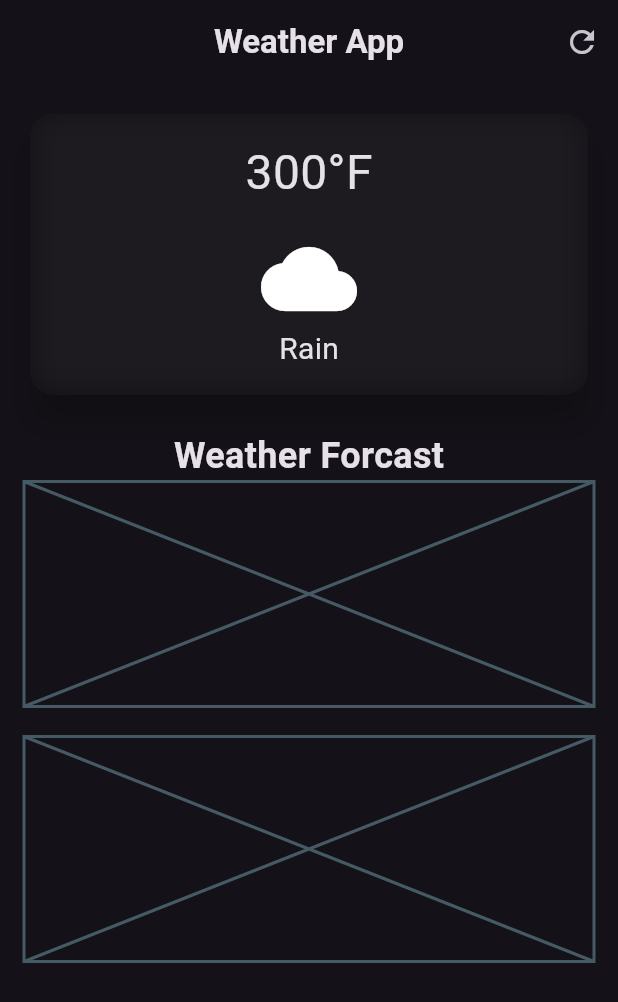
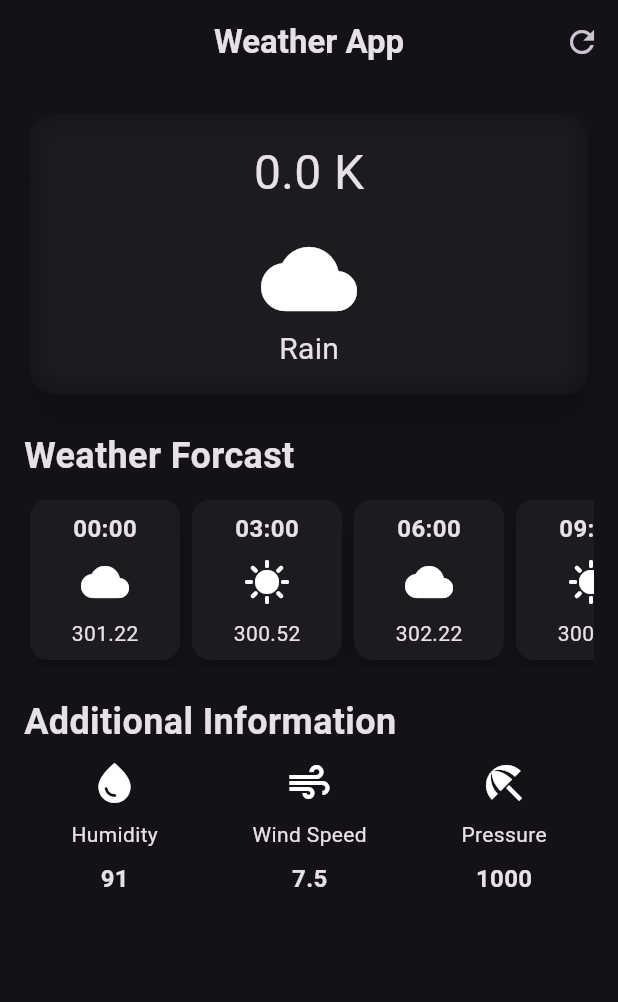
Before and after one commit to vickywagz/weather_app, a Flutter app: the screen it shows after launch, on a phone screen of 412 x 824 dp. Shown: the top 1002 px of the screen. Run offline on Flutter 3.47's test engine with Material 3 defaults, Android fonts, the phone set to English and light mode, and no system bars; network calls fail.

```diff
--- /dev/null
+++ b/lib/additional_info_item.dart
@@ -0,0 +1,36 @@
+import 'package:flutter/material.dart';
+
+class AdditionalInfoItem extends StatelessWidget {
+  final IconData icon;
+  final String label;
+  final String value;
+  const AdditionalInfoItem(
+      {super.key,
+      required this.icon,
+      required this.label,
+      required this.value});
+
+  @override
+  Widget build(BuildContext context) {
+    return Column(
+      children: [
+        Icon(
+          icon,
+          size: 32,
+        ),
+        const SizedBox(height: 8),
+        Text(label),
+        const SizedBox(
+          height: 8,
+        ),
+        Text(
+          value,
+          style: const TextStyle(
+            fontSize: 16,
+            fontWeight: FontWeight.bold,
+          ),
+        ),
+      ],
+    );
+  }
+}
--- /dev/null
+++ b/lib/hourly_forcast_item.dart
@@ -0,0 +1,45 @@
+import 'package:flutter/material.dart';
+
+class HourlyForcastItem extends StatelessWidget {
+  final String time;
+  final IconData icon;
+  final String temperature;
+  const HourlyForcastItem({
+    super.key,
+    required this.time,
+    required this.icon,
+    required this.temperature,
+  });
+
+  @override
+  Widget build(BuildContext context) {
+    return Card(
+      elevation: 6,
+      child: Container(
+        width: 100,
+        padding: const EdgeInsets.all(8.0),
+        decoration: BoxDecoration(
+          borderRadius: BorderRadius.circular(18),
+        ),
+        child:  Column(
+          children: [
+            Text(
+              time,
+              style: const TextStyle(
+                fontSize: 16,
+                fontWeight: FontWeight.bold,
+              ),
+            ),
+            const SizedBox(height: 8),
+            Icon(
+              icon,
+              size: 32,
+            ),
+            const SizedBox(height: 8),
+            Text(temperature),
+          ],
+        ),
+      ),
+    );
+  }
+}
--- /dev/null
+++ b/lib/secrets.dart
@@ -0,0 +1 @@
+const openWeatherAPIKey = 'a964623eeb490d7d29bc4876bb8471bd';
--- a/lib/weather_screen.dart
+++ b/lib/weather_screen.dart
@@ -1,10 +1,46 @@
+import 'dart:convert';
 import 'dart:ui';
+import 'package:flutter/material.dart';
+import 'package:weather_app/additional_info_item.dart';
+import 'package:weather_app/hourly_forcast_item.dart';
+import 'package:http/http.dart' as http;
+import 'package:weather_app/secrets.dart';
 
-import 'package:flutter/material.dart';
-import 'package:flutter/widgets.dart';
+class WeatherScreen extends StatefulWidget {
+  const WeatherScreen({super.key});
 
-class WeatherScreen extends StatelessWidget {
-  const WeatherScreen({super.key});
+  @override
+  State<WeatherScreen> createState() => _WeatherScreenState();
+}
+
+class _WeatherScreenState extends State<WeatherScreen> {
+  double temp = 0;
+
+  @override
+  void initState() {
+    super.initState();
+    getCurrentWeather();
+  }
+
+  Future getCurrentWeather() async {
+    try {
+      String cityName = 'Lagos';
+      final result = await http.get(
+        Uri.parse(
+          'http://api.openweathermap.org/data/2.5/forecast?q=$cityName&APPID=$openWeatherAPIKey',
+        ),
+      );
+      final data = jsonDecode(result.body);
+      if (data['cod'] != '200') {
+        throw 'An unexpected error occured';
+      }
+      setState(() {
+        temp = (data['list'][0]['main']['temp']);
+      });
+    } catch (e) {
+      throw e.toString();
+    }
+  }
 
   @override
   Widget build(BuildContext context) {
@@ -27,6 +63,7 @@ class WeatherScreen extends StatelessWidget {
       body: Padding(
         padding: const EdgeInsets.all(16.0),
         child: Column(
+          crossAxisAlignment: CrossAxisAlignment.start,
           children: [
             //main card
             SizedBox(
@@ -43,22 +80,22 @@ class WeatherScreen extends StatelessWidget {
                       sigmaX: 10,
                       sigmaY: 10,
                     ),
-                    child: const Padding(
-                      padding: EdgeInsets.all(16.0),
+                    child: Padding(
+                      padding: const EdgeInsets.all(16.0),
                       child: Column(
                         children: [
                           Text(
-                            '300°F',
-                            style: TextStyle(
+                            '$temp K',
+                            style: const TextStyle(
                               fontSize: 32,
                             ),
                           ),
-                          SizedBox(height: 16),
-                          Icon(
+                          const SizedBox(height: 16),
+                          const Icon(
                             Icons.cloud,
                             size: 64,
                           ),
-                          Text(
+                          const Text(
                             'Rain',
                             style: TextStyle(fontSize: 20),
                           )
@@ -77,17 +114,68 @@ class WeatherScreen extends StatelessWidget {
                 fontWeight: FontWeight.bold,
               ),
             ),
-            // weather forcast cards
-            const Placeholder(
-              fallbackHeight: 150,
+            const SizedBox(height: 8),
+            const SingleChildScrollView(
+              scrollDirection: Axis.horizontal,
+              child: Row(children: [
+                HourlyForcastItem(
+                  time: '00:00',
+                  icon: Icons.cloud,
+                  temperature: '301.22',
+                ),
+                HourlyForcastItem(
+                  time: '03:00',
+                  icon: Icons.sunny,
+                  temperature: '300.52',
+                ),
+                HourlyForcastItem(
+                  time: '06:00',
+                  icon: Icons.cloud,
+                  temperature: '302.22',
+                ),
+                HourlyForcastItem(
+                  time: '09:00',
+                  icon: Icons.sunny,
+                  temperature: '300.12',
+                ),
+                HourlyForcastItem(
+                  time: '12:00',
+                  icon: Icons.cloud,
+                  temperature: '304.12',
+                ),
+              ]),
+            ),
+            const SizedBox(height: 20),
+            const Text(
+              'Additional Information',
+              style: TextStyle(
+                fontSize: 24,
+                fontWeight: FontWeight.bold,
+              ),
             ),
             const SizedBox(
-              height: 20,
+              height: 8,
             ),
-            //additional information
-            const Placeholder(
-              fallbackHeight: 150,
-            )
+            const Row(
+              mainAxisAlignment: MainAxisAlignment.spaceAround,
+              children: [
+                AdditionalInfoItem(
+                  icon: Icons.water_drop,
+                  label: 'Humidity',
+                  value: '91',
+                ),
+                AdditionalInfoItem(
+                  icon: Icons.air,
+                  label: 'Wind Speed',
+                  value: '7.5',
+                ),
+                AdditionalInfoItem(
+                  icon: Icons.beach_access,
+                  label: 'Pressure',
+                  value: '1000',
+                ),
+              ],
+            ),
           ],
         ),
       ),
--- a/pubspec.yaml
+++ b/pubspec.yaml
@@ -35,6 +35,7 @@ dependencies:
   # The following adds the Cupertino Icons font to your application.
   # Use with the CupertinoIcons class for iOS style icons.
   cupertino_icons: ^1.0.6
+  http: ^1.2.2
 
 dev_dependencies:
   flutter_test:
```
Also changed, not shown: pubspec.lock.
